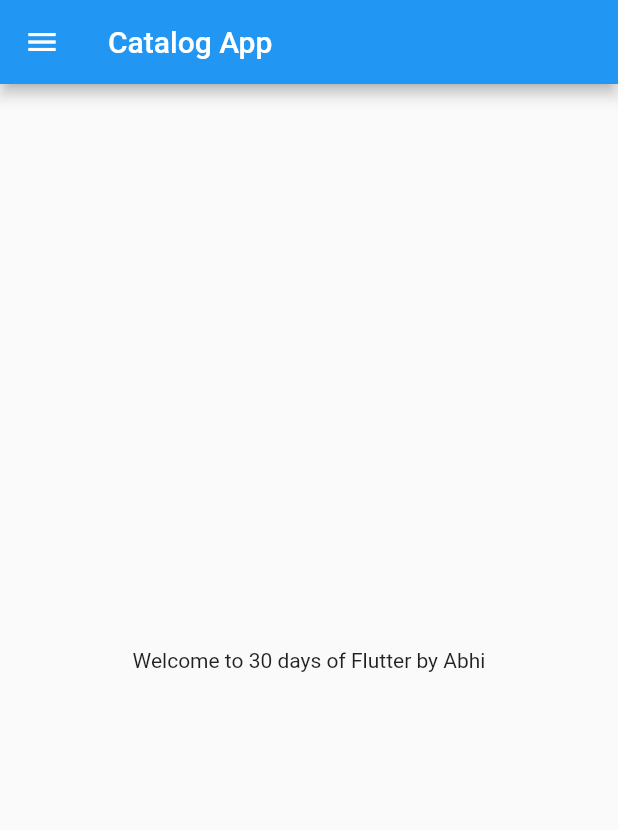
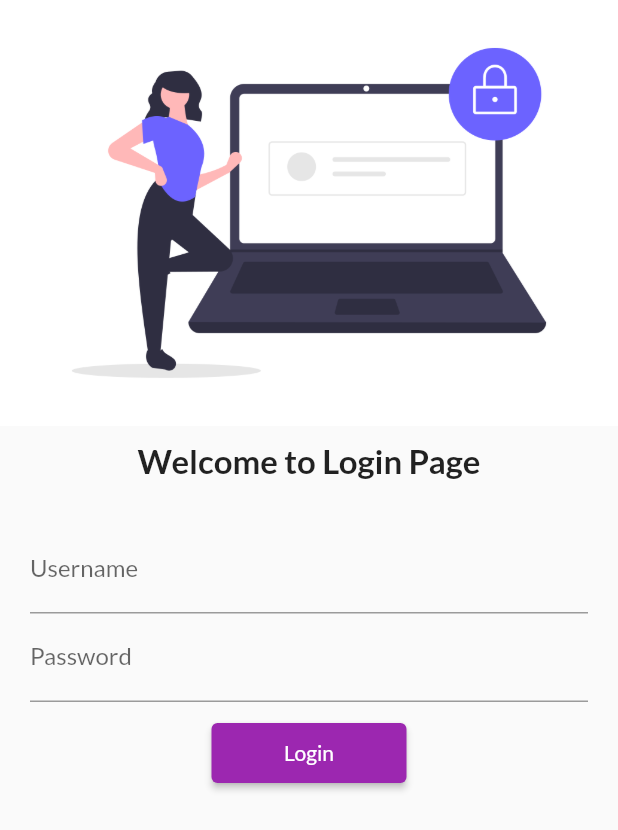
Before and after one commit to Abhisekh77/Flutter, a Flutter app: the screen it shows after launch, on a phone screen of 412 x 824 dp. Shown: the top 830 px of the screen. Run offline on Flutter 3.47's test engine with Material 2 defaults, Android fonts, the phone set to English and light mode, and no system bars; our stand-ins replace google_fonts.

Commit message:
day10completed

```diff
--- a/lib/home_page.dart
+++ /dev/null
@@ -1,23 +0,0 @@
-import 'package:flutter/material.dart';
-
-class HomePage extends StatelessWidget {
-  const HomePage({super.key});
-
-  @override
-  Widget build(BuildContext context) {
-    final days = 30;
-    final String name = "Abhi";
-    return Scaffold(
-      appBar: AppBar(
-        title: Text("Catalog App"),
-      ),
-      body: Center(
-        child: Container(
-          child: Text("Welcome to $days days of Flutter by $name"),
-        ),
-      ),
-      drawer: Drawer(),
-      //  appbar ma aaune tripleline wala drawer vaneko
-    );
-  }
-}
--- a/lib/main.dart
+++ b/lib/main.dart
@@ -1,5 +1,9 @@
 import 'package:flutter/material.dart';
-import 'package:my_first_project/home_page.dart';
+import 'package:google_fonts/google_fonts.dart';
+import 'package:my_first_project/pages/home_page.dart';
+import 'package:my_first_project/pages/login_page.dart';
+import 'package:my_first_project/utils/routes.dart';
+import 'package:my_first_project/widgets/theme.dart';
 
 void main() {
   runApp(MyApp());
@@ -11,7 +15,15 @@ class MyApp extends StatelessWidget {
   @override
   Widget build(BuildContext context) {
     return MaterialApp(
-      home: HomePage(),
+      themeMode: ThemeMode.light,
+      theme: MyTheme.lightTheme(context),
+      debugShowCheckedModeBanner: false,
+      // initialRoute: "/home",
+      routes: {
+        "/": (context) => LoginPage(),
+        MyRoutes.homeRoute: (context) => HomePage(),
+        MyRoutes.loginRoute: (context) => LoginPage()
+      },
     );
   }
 }
--- a/lib/pages/login_page.dart
+++ b/lib/pages/login_page.dart
@@ -0,0 +1,100 @@
+import 'package:flutter/material.dart';
+import 'package:my_first_project/utils/routes.dart';
+import 'package:my_first_project/pages/home_page.dart';
+
+class LoginPage extends StatefulWidget {
+  const LoginPage({super.key});
+
+  @override
+  State<LoginPage> createState() => _LoginPageState();
+}
+
+class _LoginPageState extends State<LoginPage> {
+  //  formfield ko lagi hai
+  final _formkey = GlobalKey<FormState>();
+  String _username = '';
+  String _password = '';
+
+  moveToHome(BuildContext context) {
+    setState(() {});
+  }
+
+  @override
+  Widget build(BuildContext context) {
+    return Material(
+        child: SingleChildScrollView(
+            child: Form(
+      key: _formkey,
+      child: Column(
+        children: [
+          Image.asset(
+            "assets/login_image.png",
+            fit: BoxFit.cover,
+          ),
+          SizedBox(
+            height: 10.0,
+          ),
+          Text(
+            "Welcome to Login Page",
+            style: TextStyle(fontSize: 22, fontWeight: FontWeight.bold),
+          ),
+          SizedBox(
+            height: 10.0,
+          ),
+          Padding(
+            // padding: const EdgeInsets.all(20.0),
+            padding: const EdgeInsets.symmetric(vertical: 20, horizontal: 20),
+            child: Column(
+              children: [
+                TextFormField(
+                  decoration: InputDecoration(
+                    hintText: "Enter Username",
+                    labelText: "Username",
+                  ),
+                  validator: (value) {
+                    if (value == null || value.isEmpty) {
+                      return 'Please enter a username';
+                    }
+                    return null;
+                  },
+                ),
+                TextFormField(
+                  // obscureText ley password lai hide garxa, bydefault false hunxa
+                  obscureText: true,
+                  decoration: InputDecoration(
+                    hintText: "Enter Password",
+                    labelText: "Password",
+                  ),
+                  validator: (value) {
+                    if (value == null || value.isEmpty) {
+                      return 'Please enter a password';
+                    } else if (value.length < 6) {
+                      return "password length must exceed 6";
+                    }
+                    return null;
+                  },
+                ),
+                SizedBox(
+                  height: 10.0,
+                ),
+                ElevatedButton(
+                  onPressed: () {
+                    if (_formkey.currentState?.validate() ?? false) {
+                      // Proceed to the home page or any other action you want here
+                      Navigator.push(
+                        context,
+                        MaterialPageRoute(builder: (context) => HomePage()),
+                      );
+                    }
+                  },
+                  child: Text('Login'), // Add the child widget here
+                  style: TextButton.styleFrom(minimumSize: Size(130, 40)),
+                ),
+              ],
+            ),
+          ),
+        ],
+      ),
+    )));
+  }
+}
--- a/lib/utils/routes.dart
+++ b/lib/utils/routes.dart
@@ -0,0 +1,4 @@
+class MyRoutes {
+  static String loginRoute = "/login";
+  static String homeRoute = "/home";
+}
--- /dev/null
+++ b/lib/widgets/theme.dart
@@ -0,0 +1,15 @@
+import 'package:flutter/material.dart';
+import 'package:google_fonts/google_fonts.dart';
+
+class MyTheme {
+  static ThemeData lightTheme(BuildContext context) => ThemeData(
+        primarySwatch: Colors.purple,
+        fontFamily: GoogleFonts.lato().fontFamily,
+        appBarTheme: AppBarTheme(
+          backgroundColor: Colors.white,
+          elevation: 0.0,
+          iconTheme: IconThemeData(color: Colors.black),
+        ),
+        primaryTextTheme: GoogleFonts.specialEliteTextTheme(),
+      );
+}
```
Also changed, not shown: lib/pages/home_page.dart (added, +67 -0 lines), lib/widgets/drawer.dart (added, +51 -0 lines), pubspec.yaml (+11 -0 lines), assets/login_image.png (added), pubspec.lock, 2 other files.
